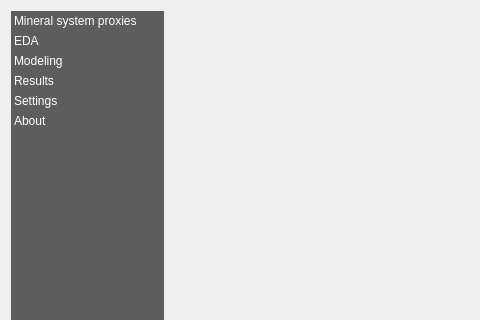
First picture: the form in eis_qgis_plugin/resources/ui/wizard.ui, repository GispoCoding/eis_qgis_plugin, before the edit; both pictures show x 0 to 480 and y 0 to 320 of the 928 by 854 pixel window.
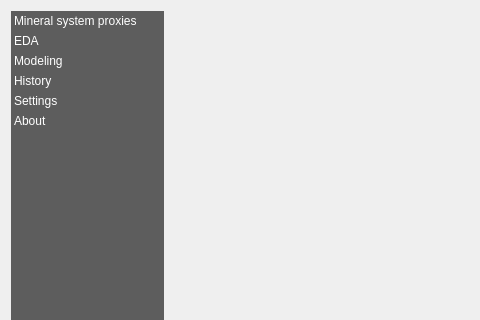
Second picture: the form after the edit.

Commit message: Many modeling updates - Model manager instance in main wizard - Model manager sends signals when model DB updates - Separated tabs of ML modeling into separate modules - Renamed results to history - Model manager works - Evaluate model processing alg fix

```diff
--- a/eis_qgis_plugin/resources/ui/wizard.ui
+++ b/eis_qgis_plugin/resources/ui/wizard.ui
@@ -87,7 +87,7 @@
      </item>
      <item>
       <property name="text">
-       <string>Results</string>
+       <string>History</string>
       </property>
      </item>
      <item>
```
The commit also changes 26 other files.
